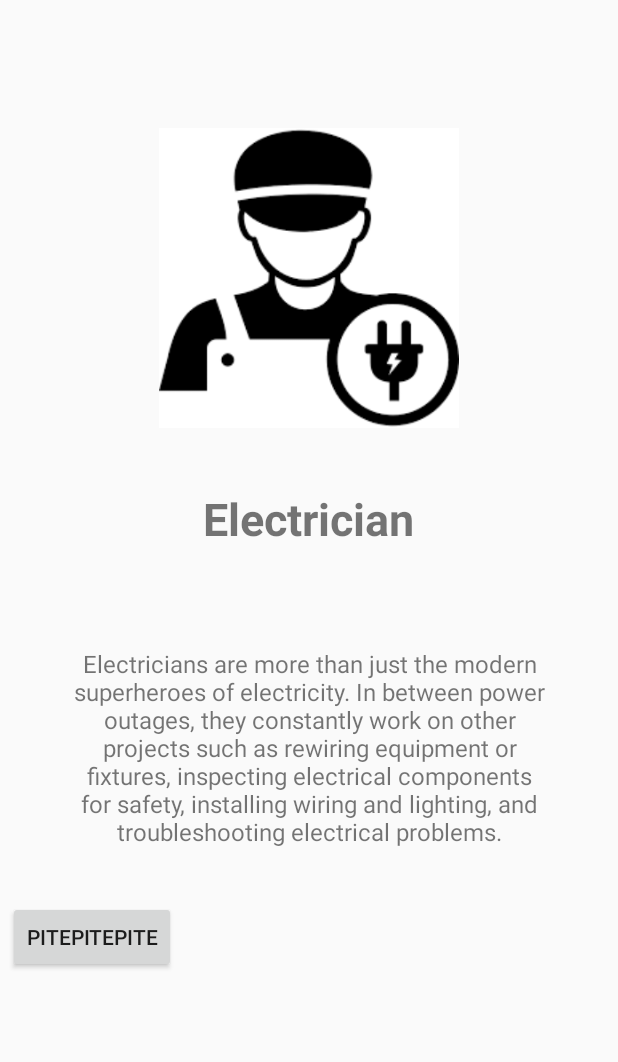
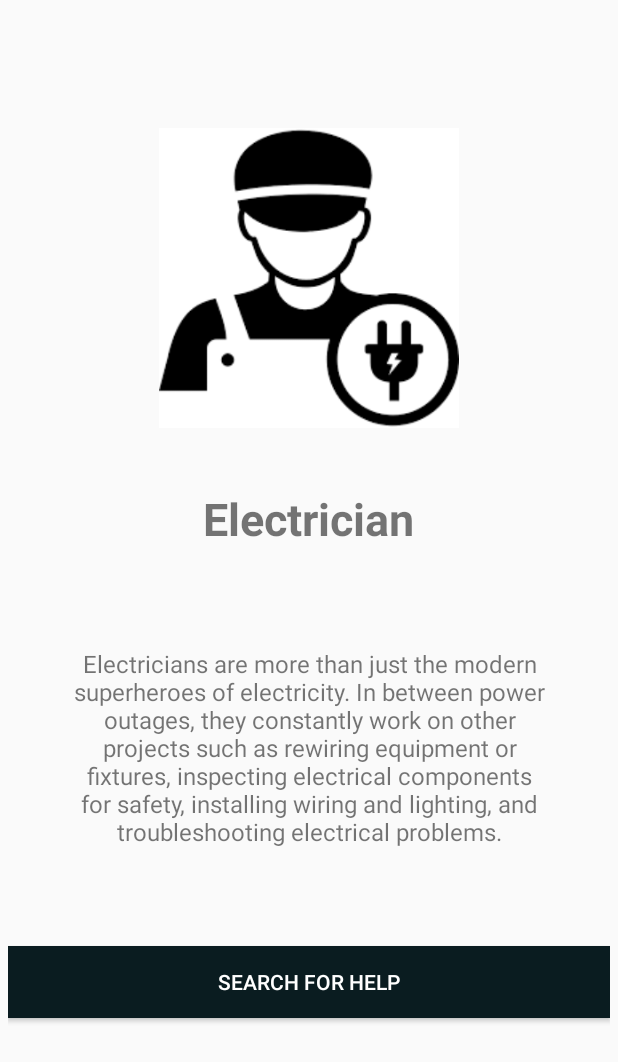
Before and after one commit to ArbenaMusa/UpsideDown, an Android app: the screen it shows after launch once a user with an empty profile is signed in (FeedActivity), after a tap on "Electrician", on a phone screen of 412 x 824 dp. Shown: the top 1062 px of the screen. Run offline under Robolectric (Android 15) with nearby library versions, the phone set to English and light mode, and no system bars; our stand-ins replace Firebase (no records; nobody signed in at launch, a user with empty details on screens opened directly).

Commit message:
Redesigned button on feed1_fragment

```diff
--- a/app/src/main/res/layout/feed1_fragment.xml
+++ b/app/src/main/res/layout/feed1_fragment.xml
@@ -47,11 +47,14 @@
             android:textAlignment="center"
             />
     <Button
-        android:layout_width="wrap_content"
+        android:id="@+id/pite1"
+        android:layout_width="match_parent"
         android:layout_height="wrap_content"
-        android:text="Pitepitepite"
-        android:id="@+id/pite1"
-        android:layout_below="@+id/info_description"/>
+        android:layout_marginTop="30dp"
+        android:layout_below="@+id/info_description"
+        android:background="#0a1c20"
+        android:textColor="@android:color/white"
+        android:text="Search for help"/>
 
     </RelativeLayout>
 
```
